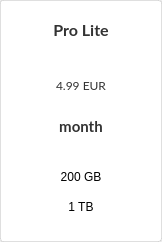
The window that src/MEGASync/gui/macx/PlanWidget.ui (meganz/MEGAsync) describes before a commit, drawn with Qt 5.
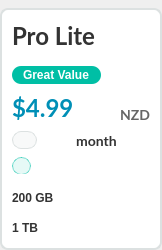
The same window after the commit. Icons and pictures are not drawn.

Commit message: SNC-2207. Revamp upgrade dialog and pro plan cards

```diff
--- a/src/MEGASync/gui/macx/PlanWidget.ui
+++ b/src/MEGASync/gui/macx/PlanWidget.ui
@@ -7,34 +7,49 @@
     <x>0</x>
     <y>0</y>
     <width>162</width>
-    <height>242</height>
+    <height>250</height>
    </rect>
   </property>
   <property name="minimumSize">
    <size>
-    <width>162</width>
-    <height>242</height>
+    <width>160</width>
+    <height>250</height>
    </size>
   </property>
   <property name="maximumSize">
    <size>
     <width>162</width>
-    <height>242</height>
+    <height>250</height>
    </size>
   </property>
+  <property name="cursor">
+   <cursorShape>ArrowCursor</cursorShape>
+  </property>
   <property name="windowTitle">
    <string/>
   </property>
   <property name="styleSheet">
    <string notr="true">#wContainer
 {
-  border-radius: 3px;
-  border: 1px solid;
-  border-color: rgba(0, 0, 0, 0.1);
-  background-color: #ffffff;
+  border: 2px solid rgba(220,225,225);
+  border-radius: 8px;
+  background-color: #FFFFFF;
+}
 
+#PlanWidget[disabled=false]  #wContainer:hover
+{
+border: 2px solid #008FB6;
 }
 
+#PlanWidget[currentPlan=true] #wContainer
+{
+border: 2px solid #008FB6;
+}
+
+#pProTierStorage, #pBusinessTierStorage, #pProTierTransfer, #pBusinessTierTransfer
+{
+background-color: #FFFFFF;
+}
 QPushButton
 {
   border: none;
@@ -43,25 +58,132 @@
 #lProPlan
 {
   font-family: Lato;
-  font-size: 16px;
+  font-size: 24px;
   color: #333333;
   font-weight: bold;
 }
 
 #lPeriod
 {
-	color: #333333;
-	font-family: Lato;
-	font-size: 15px;
-	font-weight: bold;
+  color: #333333;
+  font-family: Lato;
+  font-size: 14px;
+  font-weight: bold;
 }
 
 #lPrice
 {
   font-family: Lato;
+  color: #008FB6;
+  font-size: 24px;
+  font-weight: bold;
+}
+
+#lPriceBusiness
+{
+  border: 1px solid #DCE1E1;
+  border-radius: 9px;
+  background-color: rgba(220,225,225,0.2);
   color: #333333;
+  font-family: &quot;Source Sans Pro&quot;;
+  font-size: 12px;
+  font-weight: 600;
+  padding-left: 8px;
+  padding-right: 8px;
 }
-</string>
+
+#lMinimumUsersBusiness
+{
+  border: 1px solid rgba(0,191,165,0.5);
+  border-radius: 9px;
+  background-color: rgba(0,191,165,0.1);
+  color: #004038;
+  font-family: &quot;Source Sans Pro&quot;;
+  font-size: 12px;
+  font-weight: 600;
+  padding-left: 5px;
+  padding-right: 5px;
+}
+
+#lStorageInfo, #lBandWidthInfo
+{
+  color: #333333;
+  font-family: &quot;Source Sans Pro&quot;;
+  font-size: 12px;
+  font-weight: 600;
+
+}
+
+#lGreatValue
+{
+  border-radius: 9px;
+  background-color: #00BFA5;
+  color: #FFFFFF;
+  font-family: &quot;Source Sans Pro&quot;;
+  font-size: 12px;
+  font-weight: 600;
+  padding-left: 8px;
+  padding-right: 8px;
+}
+
+#lCurrency
+{
+  color: #666666;
+  font-family: Lato;
+  font-size: 14px;
+  font-weight: bold;
+}
+
+#lHelp
+{
+border-image: url(&quot;://images/ico_question_rest.png&quot;);
+}
+
+#lHelp:hover
+{
+border-image: url(&quot;://images/ico_question_hover.png&quot;);
+}
+
+#lStorageIcon, #lTransferIcon
+{
+border-image: url(&quot;://images/ico_dialog_check.png&quot;);
+}
+
+#lStorageIconGreen, #lTransferIconGreen
+{
+border-image: url(&quot;://images/ico_dialog_check_green.png&quot;);
+}
+
+#lBusinessStorageIcon, #lBusinessTransferIcon
+{
+border-image: url(&quot;://images/ico_info_rest.png&quot;);
+}
+
+#lBusinessStorageIcon:hover, #lBusinessTransferIcon:hover
+{
+border-image: url(&quot;://images/ico_info_hover.png&quot;);
+}
+
+#lGreatValue
+{
+margin-left: 12px;
+margin-right: 12px;
+}
+
+#lCurrentPlanTag
+{
+color: #FFFFFF;
+font-family: &quot;Source Sans Pro&quot;;
+font-size: 12px;
+font-weight: 600;
+border-radius: 9px;
+background-color: #008FB6;
+padding-left: 8px;
+padding-right: 8px;
+height:18px;
+min-height:18px;
+max-height:18px;
+}</string>
   </property>
   <layout class="QHBoxLayout" name="horizontalLayout_4">
    <property name="spacing">
@@ -71,7 +193,7 @@
     <number>0</number>
    </property>
    <property name="topMargin">
-    <number>0</number>
+    <number>8</number>
    </property>
    <property name="rightMargin">
     <number>0</number>
@@ -104,10 +226,28 @@
        <number>0</number>
       </property>
       <property name="topMargin">
+       <number>12</number>
+      </property>
+      <property name="rightMargin">
+       <number>0</number>
+      </property>
+      <property name="bottomMargin">
+       <number>5</number>
+      </property>
+      <item>
+       <widget class="QWidget" name="wType" native="true">
+        <layout class="QHBoxLayout" name="horizontalLayout_6">
+         <property name="spacing">
        <number>9</number>
       </property>
+         <property name="leftMargin">
+          <number>12</number>
+         </property>
+         <property name="topMargin">
+          <number>1</number>
+         </property>
       <property name="rightMargin">
-       <number>0</number>
+          <number>12</number>
       </property>
       <property name="bottomMargin">
        <number>0</number>
@@ -117,96 +257,336 @@
         <property name="minimumSize">
          <size>
           <width>0</width>
-          <height>41</height>
+             <height>0</height>
          </size>
         </property>
         <property name="maximumSize">
          <size>
           <width>16777215</width>
-          <height>41</height>
+             <height>16777215</height>
          </size>
         </property>
         <property name="styleSheet">
-         <string notr="true">margin-top: -10px;</string>
+            <string notr="true"/>
         </property>
         <property name="text">
          <string notr="true">Pro Lite</string>
         </property>
         <property name="alignment">
-         <set>Qt::AlignCenter</set>
+            <set>Qt::AlignLeading|Qt::AlignLeft|Qt::AlignTop</set>
         </property>
        </widget>
       </item>
       <item>
-       <widget class="QWidget" name="wPrice" native="true">
+          <widget class="QLabel" name="lHelp">
         <property name="minimumSize">
          <size>
+             <width>24</width>
+             <height>24</height>
+            </size>
+           </property>
+           <property name="maximumSize">
+            <size>
+             <width>24</width>
+             <height>24</height>
+            </size>
+           </property>
+           <property name="cursor">
+            <cursorShape>ArrowCursor</cursorShape>
+           </property>
+           <property name="styleSheet">
+            <string notr="true"/>
+           </property>
+           <property name="text">
+            <string/>
+           </property>
+          </widget>
+         </item>
+         <item>
+          <spacer name="horizontalSpacer_3">
+           <property name="orientation">
+            <enum>Qt::Horizontal</enum>
+           </property>
+           <property name="sizeHint" stdset="0">
+            <size>
+             <width>40</width>
+             <height>20</height>
+            </size>
+           </property>
+          </spacer>
+         </item>
+        </layout>
+       </widget>
+      </item>
+      <item>
+       <widget class="QWidget" name="wGreatValue" native="true">
+        <layout class="QHBoxLayout" name="horizontalLayout">
+         <property name="leftMargin">
+          <number>0</number>
+         </property>
+         <property name="topMargin">
+          <number>14</number>
+         </property>
+         <property name="rightMargin">
+          <number>0</number>
+         </property>
+         <property name="bottomMargin">
+          <number>0</number>
+         </property>
+         <item>
+          <widget class="QLabel" name="lGreatValue">
+           <property name="sizePolicy">
+            <sizepolicy hsizetype="Fixed" vsizetype="Preferred">
+             <horstretch>0</horstretch>
+             <verstretch>0</verstretch>
+            </sizepolicy>
+           </property>
+           <property name="minimumSize">
+            <size>
           <width>0</width>
-          <height>97</height>
+             <height>18</height>
          </size>
         </property>
         <property name="maximumSize">
          <size>
           <width>16777215</width>
+             <height>18</height>
+            </size>
+           </property>
+           <property name="text">
+            <string>Great Value</string>
+           </property>
+          </widget>
+         </item>
+         <item>
+          <spacer name="horizontalSpacer_4">
+           <property name="orientation">
+            <enum>Qt::Horizontal</enum>
+           </property>
+           <property name="sizeHint" stdset="0">
+            <size>
+             <width>40</width>
+             <height>20</height>
+            </size>
+           </property>
+          </spacer>
+         </item>
+        </layout>
+       </widget>
+      </item>
+      <item>
+       <widget class="QWidget" name="wPriceContainer" native="true">
+        <property name="sizePolicy">
+         <sizepolicy hsizetype="Preferred" vsizetype="Maximum">
+          <horstretch>0</horstretch>
+          <verstretch>0</verstretch>
+         </sizepolicy>
+        </property>
+        <property name="minimumSize">
+         <size>
+          <width>0</width>
           <height>97</height>
          </size>
         </property>
+        <property name="maximumSize">
+         <size>
+          <width>16777215</width>
+          <height>16165161</height>
+         </size>
+        </property>
         <layout class="QVBoxLayout" name="verticalLayout_4">
          <property name="spacing">
+          <number>8</number>
+         </property>
+         <property name="leftMargin">
+          <number>12</number>
+         </property>
+         <property name="topMargin">
+          <number>8</number>
+         </property>
+         <property name="rightMargin">
+          <number>12</number>
+         </property>
+         <property name="bottomMargin">
+          <number>8</number>
+         </property>
+         <item>
+          <widget class="QWidget" name="wPrice" native="true">
+           <property name="sizePolicy">
+            <sizepolicy hsizetype="Preferred" vsizetype="Maximum">
+             <horstretch>0</horstretch>
+             <verstretch>0</verstretch>
+            </sizepolicy>
+           </property>
+           <layout class="QHBoxLayout" name="horizontalLayout_2">
+            <property name="spacing">
           <number>0</number>
          </property>
          <property name="leftMargin">
           <number>0</number>
          </property>
          <property name="topMargin">
-          <number>8</number>
+             <number>0</number>
          </property>
          <property name="rightMargin">
           <number>0</number>
          </property>
          <property name="bottomMargin">
-          <number>8</number>
+             <number>0</number>
          </property>
          <item>
           <widget class="QLabel" name="lPrice">
            <property name="minimumSize">
             <size>
              <width>0</width>
-             <height>50</height>
+                <height>0</height>
             </size>
            </property>
            <property name="maximumSize">
             <size>
              <width>16777215</width>
-             <height>60</height>
-            </size>
-           </property>
+                <height>16777215</height>
+               </size>
+              </property>
+              <property name="mouseTracking">
+               <bool>true</bool>
+              </property>
            <property name="styleSheet">
             <string notr="true"/>
            </property>
            <property name="text">
-            <string notr="true">4.99 EUR</string>
+               <string notr="true">$4.99</string>
            </property>
            <property name="textFormat">
             <enum>Qt::RichText</enum>
            </property>
            <property name="alignment">
+               <set>Qt::AlignBottom|Qt::AlignLeading|Qt::AlignLeft</set>
+              </property>
+             </widget>
+            </item>
+            <item>
+             <widget class="QLabel" name="lCurrency">
+              <property name="text">
+               <string notr="true">NZD</string>
+              </property>
+              <property name="alignment">
+               <set>Qt::AlignBottom|Qt::AlignRight|Qt::AlignTrailing</set>
+              </property>
+             </widget>
+            </item>
+           </layout>
+          </widget>
+         </item>
+         <item>
+          <widget class="QWidget" name="wPeriod" native="true">
+           <property name="sizePolicy">
+            <sizepolicy hsizetype="Preferred" vsizetype="Maximum">
+             <horstretch>0</horstretch>
+             <verstretch>0</verstretch>
+            </sizepolicy>
+           </property>
+           <layout class="QVBoxLayout" name="verticalLayout">
+            <property name="spacing">
+             <number>8</number>
+            </property>
+            <property name="leftMargin">
+             <number>0</number>
+            </property>
+            <property name="topMargin">
+             <number>0</number>
+            </property>
+            <property name="rightMargin">
+             <number>0</number>
+            </property>
+            <property name="bottomMargin">
+             <number>0</number>
+            </property>
+            <item>
+             <widget class="QWidget" name="wPeriodPrice" native="true">
+              <property name="sizePolicy">
+               <sizepolicy hsizetype="Preferred" vsizetype="Fixed">
+                <horstretch>0</horstretch>
+                <verstretch>0</verstretch>
+               </sizepolicy>
+              </property>
+              <property name="minimumSize">
+               <size>
+                <width>0</width>
+                <height>18</height>
+               </size>
+              </property>
+              <property name="maximumSize">
+               <size>
+                <width>16777215</width>
+                <height>18</height>
+               </size>
+              </property>
+              <layout class="QHBoxLayout" name="horizontalLayout_7">
+               <property name="leftMargin">
+                <number>0</number>
+               </property>
+               <property name="topMargin">
+                <number>0</number>
+               </property>
+               <property name="rightMargin">
+                <number>0</number>
+               </property>
+               <property name="bottomMargin">
+                <number>0</number>
+               </property>
+               <item>
+                <widget class="QLabel" name="lPriceBusiness">
+                 <property name="sizePolicy">
+                  <sizepolicy hsizetype="Maximum" vsizetype="Fixed">
+                   <horstretch>0</horstretch>
+                   <verstretch>0</verstretch>
+                  </sizepolicy>
+                 </property>
+                 <property name="minimumSize">
+                  <size>
+                   <width>0</width>
+                   <height>18</height>
+                  </size>
+                 </property>
+                 <property name="maximumSize">
+                  <size>
+                   <width>16777215</width>
+                   <height>18</height>
+                  </size>
+                 </property>
+                 <property name="text">
+                  <string/>
+                 </property>
+                 <property name="alignment">
             <set>Qt::AlignCenter</set>
            </property>
+                 <property name="indent">
+                  <number>0</number>
+                 </property>
+                 <property name="textInteractionFlags">
+                  <set>Qt::NoTextInteraction</set>
+                 </property>
           </widget>
          </item>
          <item>
           <widget class="QLabel" name="lPeriod">
+                 <property name="sizePolicy">
+                  <sizepolicy hsizetype="Preferred" vsizetype="Fixed">
+                   <horstretch>0</horstretch>
+                   <verstretch>0</verstretch>
+                  </sizepolicy>
+                 </property>
            <property name="minimumSize">
             <size>
              <width>0</width>
-             <height>25</height>
+                   <height>18</height>
             </size>
            </property>
            <property name="maximumSize">
             <size>
              <width>16777215</width>
-             <height>25</height>
+                   <height>18</height>
             </size>
            </property>
            <property name="text">
@@ -221,45 +601,102 @@
        </widget>
       </item>
       <item>
-       <widget class="QWidget" name="wPlanInfo" native="true">
+             <widget class="QWidget" name="wUsersBusiness" native="true">
+              <property name="sizePolicy">
+               <sizepolicy hsizetype="Preferred" vsizetype="Maximum">
+                <horstretch>0</horstretch>
+                <verstretch>0</verstretch>
+               </sizepolicy>
+              </property>
+              <layout class="QHBoxLayout" name="wMinimumUsers">
+               <property name="spacing">
+                <number>0</number>
+               </property>
+               <property name="leftMargin">
+                <number>0</number>
+               </property>
+               <property name="topMargin">
+                <number>0</number>
+               </property>
+               <property name="rightMargin">
+                <number>0</number>
+               </property>
+               <property name="bottomMargin">
+                <number>0</number>
+               </property>
+               <item>
+                <widget class="QLabel" name="lMinimumUsersBusiness">
+                 <property name="sizePolicy">
+                  <sizepolicy hsizetype="Maximum" vsizetype="Preferred">
+                   <horstretch>0</horstretch>
+                   <verstretch>0</verstretch>
+                  </sizepolicy>
+                 </property>
         <property name="minimumSize">
          <size>
           <width>0</width>
-          <height>66</height>
+                   <height>18</height>
          </size>
         </property>
         <property name="maximumSize">
          <size>
           <width>16777215</width>
-          <height>16777215</height>
-         </size>
-        </property>
-        <layout class="QVBoxLayout" name="verticalLayout_3">
+                   <height>18</height>
+                  </size>
+                 </property>
+                 <property name="text">
+                  <string/>
+                 </property>
+                </widget>
+               </item>
+               <item>
+                <spacer name="horizontalSpacer_5">
+                 <property name="orientation">
+                  <enum>Qt::Horizontal</enum>
+                 </property>
+                 <property name="sizeHint" stdset="0">
+                  <size>
+                   <width>40</width>
+                   <height>20</height>
+                  </size>
+                 </property>
+                </spacer>
+               </item>
+              </layout>
+             </widget>
+            </item>
+           </layout>
+          </widget>
+         </item>
+        </layout>
+       </widget>
+      </item>
+      <item>
+       <widget class="QWidget" name="wLimits" native="true">
+        <layout class="QVBoxLayout" name="verticalLayout_2">
          <property name="spacing">
           <number>0</number>
          </property>
          <property name="leftMargin">
-          <number>0</number>
+          <number>12</number>
          </property>
          <property name="topMargin">
           <number>0</number>
          </property>
          <property name="rightMargin">
-          <number>0</number>
+          <number>5</number>
          </property>
          <property name="bottomMargin">
           <number>0</number>
          </property>
          <item>
-          <layout class="QHBoxLayout" name="horizontalLayout">
-           <property name="spacing">
-            <number>0</number>
+          <widget class="QWidget" name="wStorageInfo" native="true">
+           <property name="sizePolicy">
+            <sizepolicy hsizetype="Preferred" vsizetype="Preferred">
+             <horstretch>0</horstretch>
+             <verstretch>0</verstretch>
+            </sizepolicy>
            </property>
-           <property name="leftMargin">
-            <number>0</number>
-           </property>
-           <item>
-            <widget class="QWidget" name="widget_3" native="true">
              <property name="minimumSize">
               <size>
                <width>0</width>
@@ -274,16 +711,16 @@
              </property>
              <layout class="QHBoxLayout" name="horizontalLayout_3">
               <property name="spacing">
-               <number>0</number>
+             <number>4</number>
               </property>
               <property name="leftMargin">
-               <number>7</number>
+             <number>0</number>
               </property>
               <property name="topMargin">
-               <number>15</number>
+             <number>2</number>
               </property>
               <property name="rightMargin">
-               <number>7</number>
+             <number>0</number>
               </property>
               <property name="bottomMargin">
                <number>0</number>
@@ -292,7 +729,7 @@
                <widget class="QLabel" name="lStorageInfo">
                 <property name="minimumSize">
                  <size>
-                  <width>0</width>
+                <width>100</width>
                   <height>30</height>
                  </size>
                 </property>
@@ -306,28 +743,158 @@
                  <string notr="true">200 GB</string>
                 </property>
                 <property name="alignment">
-                 <set>Qt::AlignCenter</set>
+               <set>Qt::AlignLeading|Qt::AlignLeft|Qt::AlignVCenter</set>
                 </property>
                 <property name="wordWrap">
                  <bool>true</bool>
                 </property>
                </widget>
               </item>
-             </layout>
+            <item>
+             <spacer name="horizontalSpacer">
+              <property name="orientation">
+               <enum>Qt::Horizontal</enum>
+              </property>
+              <property name="sizeHint" stdset="0">
+               <size>
+                <width>40</width>
+                <height>20</height>
+               </size>
+              </property>
+             </spacer>
+            </item>
+            <item>
+             <widget class="QStackedWidget" name="sIconsStorage">
+              <property name="sizePolicy">
+               <sizepolicy hsizetype="Preferred" vsizetype="Maximum">
+                <horstretch>0</horstretch>
+                <verstretch>0</verstretch>
+               </sizepolicy>
+              </property>
+              <property name="currentIndex">
+               <number>2</number>
+              </property>
+              <widget class="QWidget" name="pProTierStorage">
+               <layout class="QHBoxLayout" name="horizontalLayout_8">
+                <property name="leftMargin">
+                 <number>0</number>
+                </property>
+                <property name="topMargin">
+                 <number>0</number>
+                </property>
+                <property name="rightMargin">
+                 <number>0</number>
+                </property>
+                <property name="bottomMargin">
+                 <number>0</number>
+                </property>
+                <item>
+                 <widget class="QLabel" name="lStorageIcon">
+                  <property name="minimumSize">
+                   <size>
+                    <width>24</width>
+                    <height>24</height>
+                   </size>
+                  </property>
+                  <property name="maximumSize">
+                   <size>
+                    <width>24</width>
+                    <height>24</height>
+                   </size>
+                  </property>
+                  <property name="text">
+                   <string/>
+                  </property>
             </widget>
            </item>
           </layout>
-         </item>
-         <item>
-          <layout class="QHBoxLayout" name="horizontalLayout_2">
-           <property name="spacing">
+              </widget>
+              <widget class="QWidget" name="pProTierStorageCurrentPlan">
+               <layout class="QHBoxLayout" name="horizontalLayout_80">
+                <property name="leftMargin">
             <number>0</number>
            </property>
+                <property name="topMargin">
+                 <number>0</number>
+                </property>
+                <property name="rightMargin">
+                 <number>0</number>
+                </property>
+                <property name="bottomMargin">
+                 <number>0</number>
+                </property>
+                <item>
+                 <widget class="QLabel" name="lStorageIconGreen">
+                  <property name="minimumSize">
+                   <size>
+                    <width>24</width>
+                    <height>24</height>
+                   </size>
+                  </property>
+                  <property name="maximumSize">
+                   <size>
+                    <width>24</width>
+                    <height>24</height>
+                   </size>
+                  </property>
+                  <property name="text">
+                   <string/>
+                  </property>
+                 </widget>
+                </item>
+               </layout>
+              </widget>
+              <widget class="QWidget" name="pBusinessTierStorage">
+               <property name="styleSheet">
+                <string notr="true"/>
+               </property>
+               <layout class="QHBoxLayout" name="horizontalLayout_9">
            <property name="leftMargin">
             <number>0</number>
            </property>
+                <property name="topMargin">
+                 <number>0</number>
+                </property>
+                <property name="rightMargin">
+                 <number>0</number>
+                </property>
+                <property name="bottomMargin">
+                 <number>0</number>
+                </property>
            <item>
-            <widget class="QWidget" name="widget_4" native="true">
+                 <widget class="QLabel" name="lBusinessStorageIcon">
+                  <property name="minimumSize">
+                   <size>
+                    <width>24</width>
+                    <height>24</height>
+                   </size>
+                  </property>
+                  <property name="maximumSize">
+                   <size>
+                    <width>24</width>
+                    <height>24</height>
+                   </size>
+                  </property>
+                  <property name="text">
+                   <string/>
+                  </property>
+                 </widget>
+                </item>
+               </layout>
+              </widget>
+             </widget>
+            </item>
+           </layout>
+          </widget>
+         </item>
+         <item>
+          <widget class="QWidget" name="wTransferInfo" native="true">
+           <property name="sizePolicy">
+            <sizepolicy hsizetype="Preferred" vsizetype="Maximum">
+             <horstretch>0</horstretch>
+             <verstretch>0</verstretch>
+            </sizepolicy>
+           </property>
              <property name="minimumSize">
               <size>
                <width>0</width>
@@ -341,26 +908,29 @@
               </size>
              </property>
              <layout class="QHBoxLayout" name="horizontalLayout_5">
-              <property name="spacing">
-               <number>0</number>
-              </property>
               <property name="leftMargin">
-               <number>7</number>
+             <number>0</number>
               </property>
               <property name="topMargin">
                <number>0</number>
               </property>
               <property name="rightMargin">
-               <number>7</number>
+             <number>0</number>
               </property>
               <property name="bottomMargin">
-               <number>20</number>
+             <number>2</number>
               </property>
               <item>
                <widget class="QLabel" name="lBandWidthInfo">
+              <property name="sizePolicy">
+               <sizepolicy hsizetype="Preferred" vsizetype="Preferred">
+                <horstretch>0</horstretch>
+                <verstretch>0</verstretch>
+               </sizepolicy>
+              </property>
                 <property name="minimumSize">
                  <size>
-                  <width>0</width>
+                <width>100</width>
                   <height>30</height>
                  </size>
                 </property>
@@ -374,17 +944,149 @@
                  <string notr="true">1 TB</string>
                 </property>
                 <property name="alignment">
-                 <set>Qt::AlignCenter</set>
+               <set>Qt::AlignLeading|Qt::AlignLeft|Qt::AlignVCenter</set>
                 </property>
                 <property name="wordWrap">
                  <bool>true</bool>
                 </property>
                </widget>
               </item>
-             </layout>
-            </widget>
-           </item>
-          </layout>
+            <item>
+             <spacer name="horizontalSpacer_2">
+              <property name="orientation">
+               <enum>Qt::Horizontal</enum>
+              </property>
+              <property name="sizeHint" stdset="0">
+               <size>
+                <width>40</width>
+                <height>20</height>
+               </size>
+              </property>
+             </spacer>
+            </item>
+            <item>
+             <widget class="QStackedWidget" name="sIconsTransfer">
+              <property name="sizePolicy">
+               <sizepolicy hsizetype="Preferred" vsizetype="Maximum">
+                <horstretch>0</horstretch>
+                <verstretch>0</verstretch>
+               </sizepolicy>
+              </property>
+              <property name="currentIndex">
+               <number>2</number>
+              </property>
+              <widget class="QWidget" name="pProTierTransfer">
+               <layout class="QHBoxLayout" name="horizontalLayout_10">
+                <property name="leftMargin">
+                 <number>0</number>
+                </property>
+                <property name="topMargin">
+                 <number>0</number>
+                </property>
+                <property name="rightMargin">
+                 <number>0</number>
+                </property>
+                <property name="bottomMargin">
+                 <number>0</number>
+                </property>
+                <item>
+                 <widget class="QLabel" name="lTransferIcon">
+                  <property name="minimumSize">
+                   <size>
+                    <width>24</width>
+                    <height>24</height>
+                   </size>
+                  </property>
+                  <property name="maximumSize">
+                   <size>
+                    <width>24</width>
+                    <height>24</height>
+                   </size>
+                  </property>
+                  <property name="text">
+                   <string/>
+                  </property>
+                 </widget>
+                </item>
+               </layout>
+              </widget>
+              <widget class="QWidget" name="pProTierTransferCurrentPlan">
+               <layout class="QHBoxLayout" name="horizontalLayout_801">
+                <property name="leftMargin">
+                 <number>0</number>
+                </property>
+                <property name="topMargin">
+                 <number>0</number>
+                </property>
+                <property name="rightMargin">
+                 <number>0</number>
+                </property>
+                <property name="bottomMargin">
+                 <number>0</number>
+                </property>
+                <item>
+                 <widget class="QLabel" name="lTransferIconGreen">
+                  <property name="minimumSize">
+                   <size>
+                    <width>24</width>
+                    <height>24</height>
+                   </size>
+                  </property>
+                  <property name="maximumSize">
+                   <size>
+                    <width>24</width>
+                    <height>24</height>
+                   </size>
+                  </property>
+                  <property name="text">
+                   <string/>
+                  </property>
+                 </widget>
+                </item>
+               </layout>
+              </widget>
+              <widget class="QWidget" name="pBusinessTierTransfer">
+               <property name="styleSheet">
+                <string notr="true"/>
+               </property>
+               <layout class="QHBoxLayout" name="horizontalLayout_11">
+                <property name="leftMargin">
+                 <number>0</number>
+                </property>
+                <property name="topMargin">
+                 <number>0</number>
+                </property>
+                <property name="rightMargin">
+                 <number>0</number>
+                </property>
+                <property name="bottomMargin">
+                 <number>0</number>
+                </property>
+                <item>
+                 <widget class="QLabel" name="lBusinessTransferIcon">
+                  <property name="minimumSize">
+                   <size>
+                    <width>24</width>
+                    <height>24</height>
+                   </size>
+                  </property>
+                  <property name="maximumSize">
+                   <size>
+                    <width>24</width>
+                    <height>24</height>
+                   </size>
+                  </property>
+                  <property name="text">
+                   <string/>
+                  </property>
+                 </widget>
+                </item>
+               </layout>
+              </widget>
+             </widget>
+            </item>
+           </layout>
+          </widget>
          </item>
         </layout>
        </widget>
```
Lines whose indentation alone changed are shown as unchanged. The commit also changes 85 other files.
